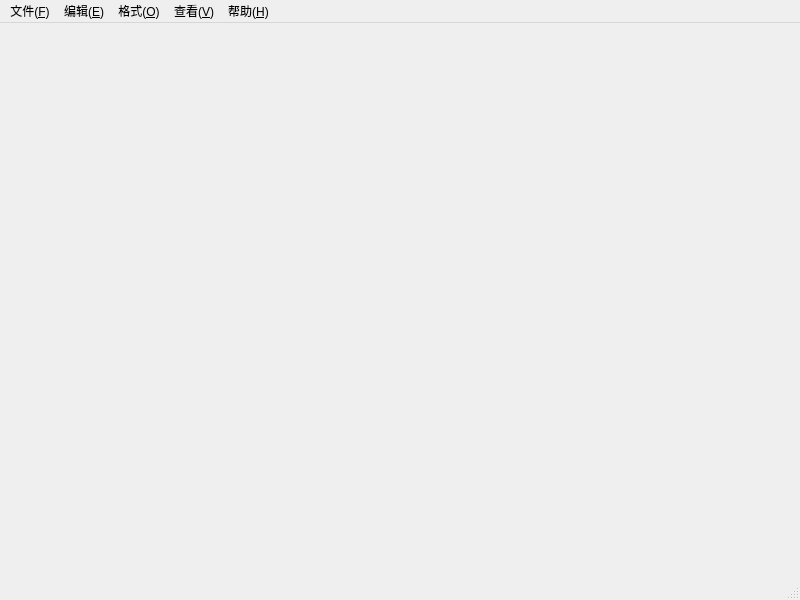
Qt form mainwindow.ui (themiss0/exp2) before a commit.
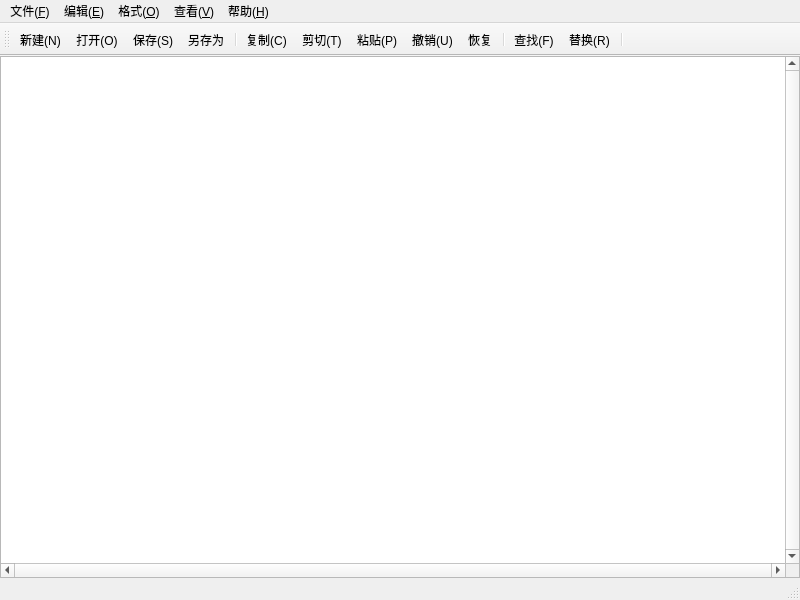
The same form after that commit. Icons and pictures are not drawn.

Diff of the .ui file:
```diff
--- a/mainwindow.ui
+++ b/mainwindow.ui
@@ -13,7 +13,32 @@
   <property name="windowTitle">
    <string>MainWindow</string>
   </property>
-  <widget class="QWidget" name="centralwidget"/>
+  <widget class="QWidget" name="centralwidget">
+   <layout class="QHBoxLayout" name="horizontalLayout">
+    <property name="leftMargin">
+     <number>0</number>
+    </property>
+    <property name="topMargin">
+     <number>0</number>
+    </property>
+    <property name="rightMargin">
+     <number>0</number>
+    </property>
+    <property name="bottomMargin">
+     <number>0</number>
+    </property>
+    <item>
+     <widget class="QPlainTextEdit" name="TextEdit">
+      <property name="verticalScrollBarPolicy">
+       <enum>Qt::ScrollBarPolicy::ScrollBarAlwaysOn</enum>
+      </property>
+      <property name="horizontalScrollBarPolicy">
+       <enum>Qt::ScrollBarPolicy::ScrollBarAlwaysOn</enum>
+      </property>
+     </widget>
+    </item>
+   </layout>
+  </widget>
   <widget class="QMenuBar" name="menubar">
    <property name="geometry">
     <rect>
@@ -82,6 +107,31 @@
    <addaction name="help"/>
   </widget>
   <widget class="QStatusBar" name="statusbar"/>
+  <widget class="QToolBar" name="toolBar">
+   <property name="windowTitle">
+    <string>toolBar</string>
+   </property>
+   <attribute name="toolBarArea">
+    <enum>TopToolBarArea</enum>
+   </attribute>
+   <attribute name="toolBarBreak">
+    <bool>false</bool>
+   </attribute>
+   <addaction name="actionNew"/>
+   <addaction name="actionOpen"/>
+   <addaction name="actionSave"/>
+   <addaction name="actionSaveAs"/>
+   <addaction name="separator"/>
+   <addaction name="actionCopy"/>
+   <addaction name="actionCut"/>
+   <addaction name="actionPaste"/>
+   <addaction name="actionUndo"/>
+   <addaction name="actionRedo"/>
+   <addaction name="separator"/>
+   <addaction name="actionFind"/>
+   <addaction name="actionReplace"/>
+   <addaction name="separator"/>
+  </widget>
   <action name="actionNew">
    <property name="icon">
     <iconset theme="QIcon::ThemeIcon::DocumentNew"/>
```
Left out of the diff: 27 changed lines with no effect on the pictures.
